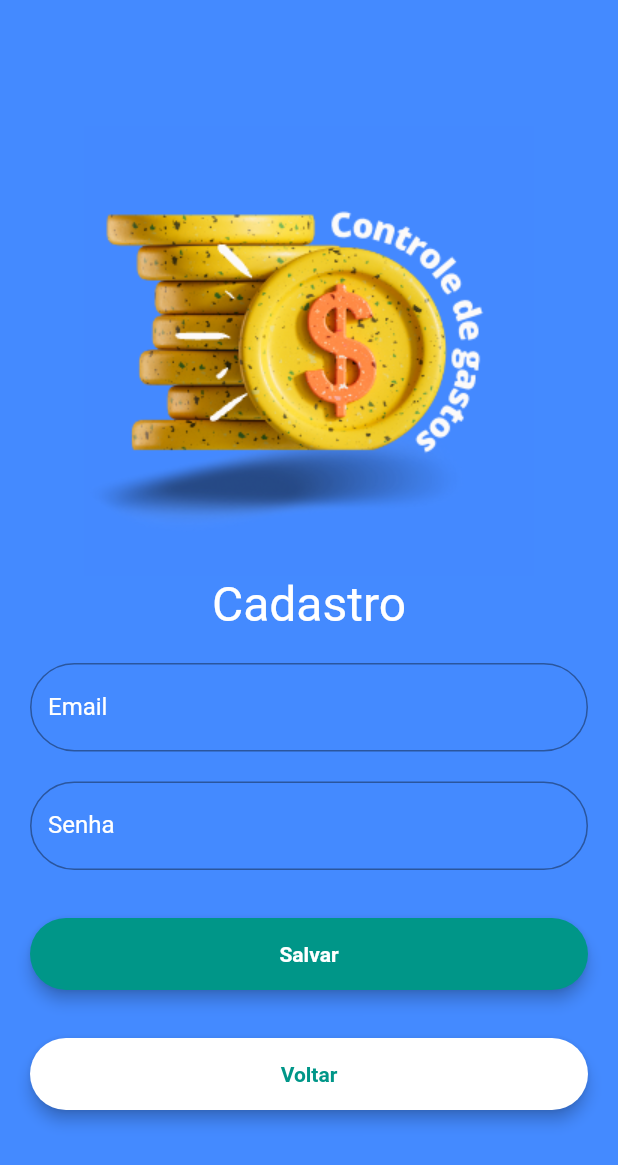
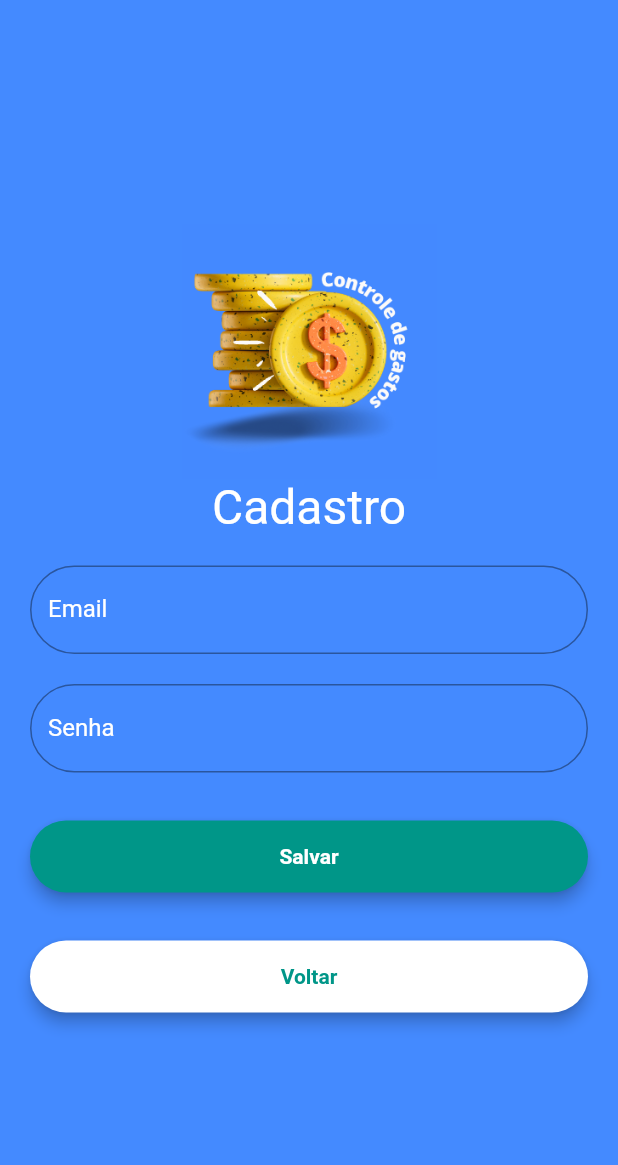
Before and after one commit to rafaellross/scjr1-projeto-final-mobile, a Flutter app: the screen it shows after launch, after a tap on "Cadastrar", on a phone screen of 412 x 824 dp. Shown: the top 1165 px of the screen. Run offline on Flutter 3.47's test engine with Material 2 defaults, Android fonts, the light colour scheme and no system bars; our stand-ins replace firebase_auth, firebase_core, sqflite; missing offline and left inert: dart:ffi; accounts and stored records are empty.

Commit message:
Ajuste do layout

```diff
--- a/lib/screens/login_screen.dart
+++ b/lib/screens/login_screen.dart
@@ -22,11 +22,12 @@ class LoginScreen extends StatelessWidget {
       backgroundColor: Colors.blueAccent,
       body: SafeArea(
         child: Padding(
-          padding: EdgeInsets.symmetric(horizontal: 20),
+          padding: const EdgeInsets.symmetric(horizontal: 10),
           child: Column(
             mainAxisAlignment: MainAxisAlignment.center,
             children: [
               Container(
+                height: 170,
                 child: Image.asset('assets/images/log_background.png',),
               ),
               const Text(
--- a/lib/screens/register_screen.dart
+++ b/lib/screens/register_screen.dart
@@ -27,6 +27,7 @@ class RegisterScreen extends StatelessWidget {
             mainAxisAlignment: MainAxisAlignment.center,
             children: [
               Container(
+                height: 170,
                 child: Image.asset('assets/images/log_background.png',),
               ),
               const Text(
```
Also changed, not shown: lib/screens/list_screen.dart (+26 -1 lines).
